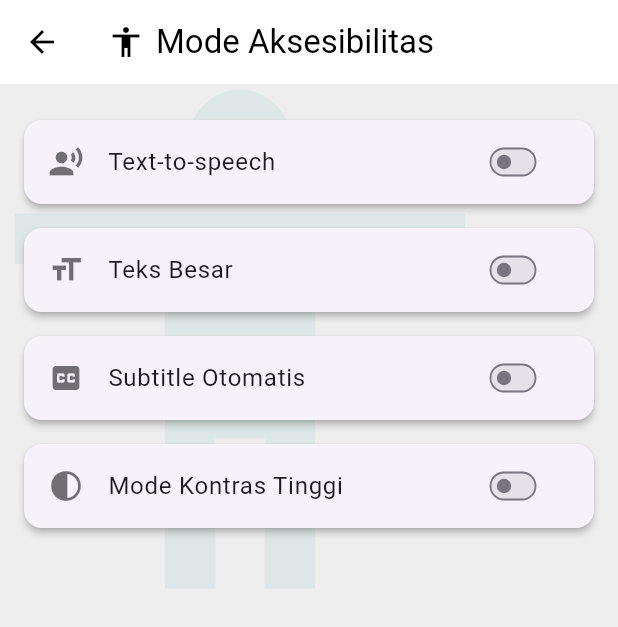
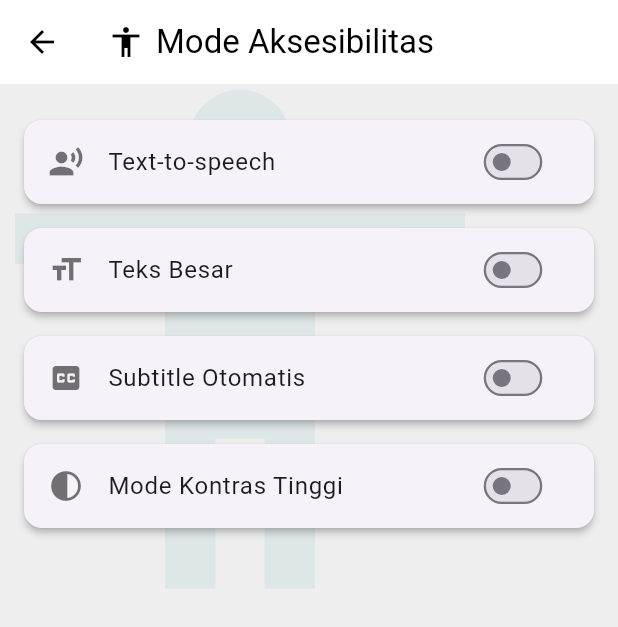
Before and after one commit to marissssssa/MobApps, a Flutter app: the AccessibilityScreen screen opened directly, on a phone screen of 412 x 824 dp. Shown: the top 627 px of the screen. Run offline on Flutter 3.47's test engine with Material 3 defaults, Android fonts, the phone set to English and light mode, and no system bars.

Commit message:
accessibility_screen.dart

```diff
--- a/lib/screens/auth/accessibility_screen.dart
+++ b/lib/screens/auth/accessibility_screen.dart
@@ -97,7 +97,7 @@ class _AccessibilityScreenState extends State<AccessibilityScreen> {
         leading: Icon(icon, color: Colors.black54),
         title: Text(title),
         trailing: Transform.scale(
-          scale: 0.6, // Bisa ubah sesuai selera, misal 0.7 atau 0.6
+          scale: 0.75,
           child: Switch(
             value: value,
             onChanged: onChanged,
```
